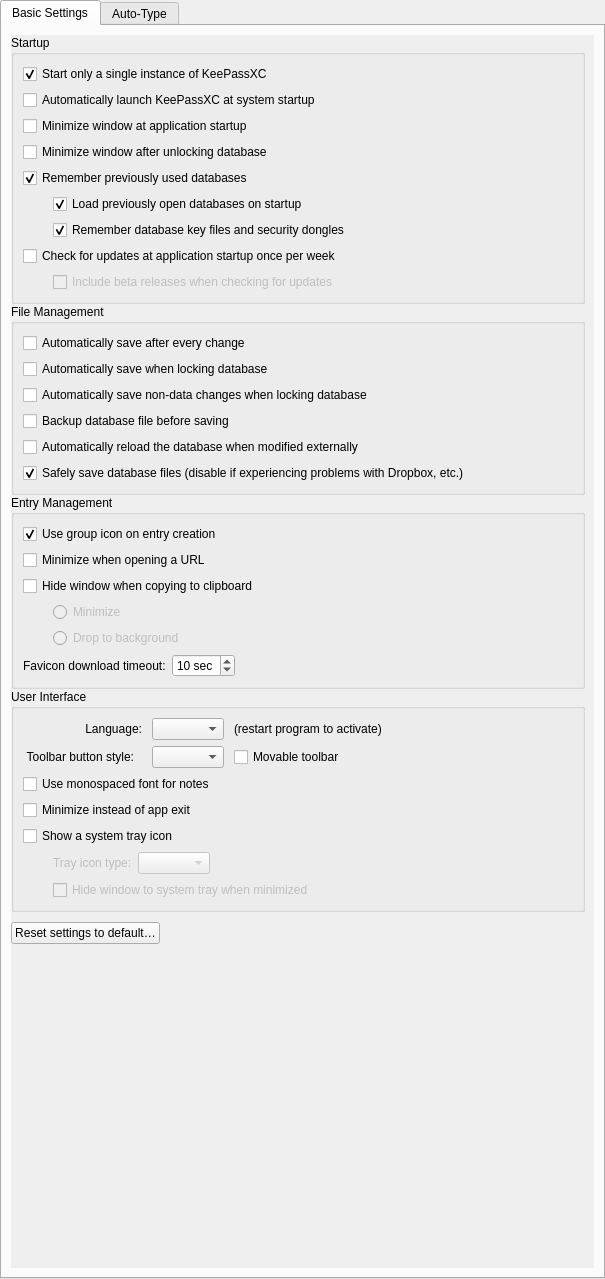
The window that src/gui/ApplicationSettingsWidgetGeneral.ui (keepassxreboot/keepassxc) describes before a commit, drawn with Qt 5.
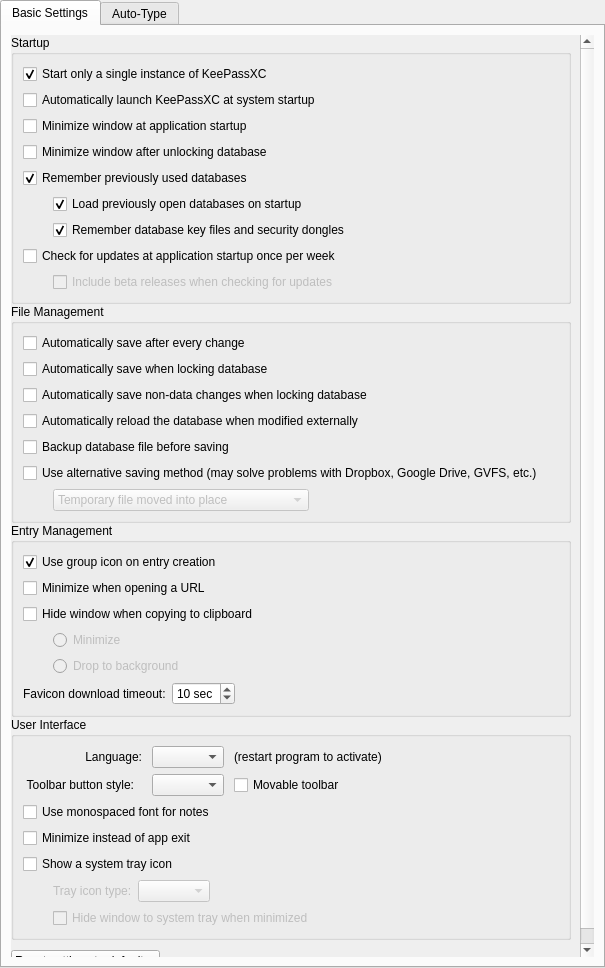
The same window after the commit. Custom widgets are drawn as their Qt base class.

```diff
--- a/src/gui/ApplicationSettingsWidgetGeneral.ui
+++ b/src/gui/ApplicationSettingsWidgetGeneral.ui
@@ -7,7 +7,7 @@
     <x>0</x>
     <y>0</y>
     <width>605</width>
-    <height>1279</height>
+    <height>968</height>
    </rect>
   </property>
   <layout class="QVBoxLayout" name="verticalLayout_3" stretch="0">
@@ -59,7 +59,7 @@
             <x>0</x>
             <y>0</y>
             <width>581</width>
-            <height>1235</height>
+            <height>924</height>
            </rect>
           </property>
           <layout class="QVBoxLayout" name="verticalLayout_8">
@@ -264,13 +264,6 @@
                 </property>
                </widget>
               </item>
-              <item>
-               <widget class="QCheckBox" name="backupBeforeSaveCheckBox">
-                <property name="text">
-                 <string>Backup database file before saving</string>
-                </property>
-               </widget>
-              </item>
               <item>
                <widget class="QCheckBox" name="autoReloadOnChangeCheckBox">
                 <property name="text">
@@ -279,15 +272,72 @@
                </widget>
               </item>
               <item>
-               <widget class="QCheckBox" name="useAtomicSavesCheckBox">
+               <widget class="QCheckBox" name="backupBeforeSaveCheckBox">
                 <property name="text">
-                 <string>Safely save database files (disable if experiencing problems with Dropbox, etc.)</string>
+                 <string>Backup database file before saving</string>
                 </property>
-                <property name="checked">
-                 <bool>true</bool>
+               </widget>
+              </item>
+              <item>
+               <widget class="QCheckBox" name="useAlternativeSaveCheckBox">
+                <property name="text">
+                 <string>Use alternative saving method (may solve problems with Dropbox, Google Drive, GVFS, etc.)</string>
                 </property>
                </widget>
               </item>
+              <item>
+               <layout class="QHBoxLayout" name="horizontalLayout_3">
+                <property name="spacing">
+                 <number>0</number>
+                </property>
+                <item>
+                 <spacer name="horizontalSpacer_8">
+                  <property name="orientation">
+                   <enum>Qt::Horizontal</enum>
+                  </property>
+                  <property name="sizeType">
+                   <enum>QSizePolicy::Fixed</enum>
+                  </property>
+                  <property name="sizeHint" stdset="0">
+                   <size>
+                    <width>30</width>
+                    <height>20</height>
+                   </size>
+                  </property>
+                 </spacer>
+                </item>
+                <item>
+                 <widget class="QComboBox" name="alternativeSaveComboBox">
+                  <property name="enabled">
+                   <bool>false</bool>
+                  </property>
+                  <item>
+                   <property name="text">
+                    <string>Temporary file moved into place</string>
+                   </property>
+                  </item>
+                  <item>
+                   <property name="text">
+                    <string>Directly write to database file (dangerous)</string>
+                   </property>
+                  </item>
+                 </widget>
+                </item>
+                <item>
+                 <spacer name="horizontalSpacer_7">
+                  <property name="orientation">
+                   <enum>Qt::Horizontal</enum>
+                  </property>
+                  <property name="sizeHint" stdset="0">
+                   <size>
+                    <width>40</width>
+                    <height>20</height>
+                   </size>
+                  </property>
+                 </spacer>
+                </item>
+               </layout>
+              </item>
              </layout>
             </widget>
            </item>
```
Left out of the diff: 3 changed lines with no effect on the pictures.
